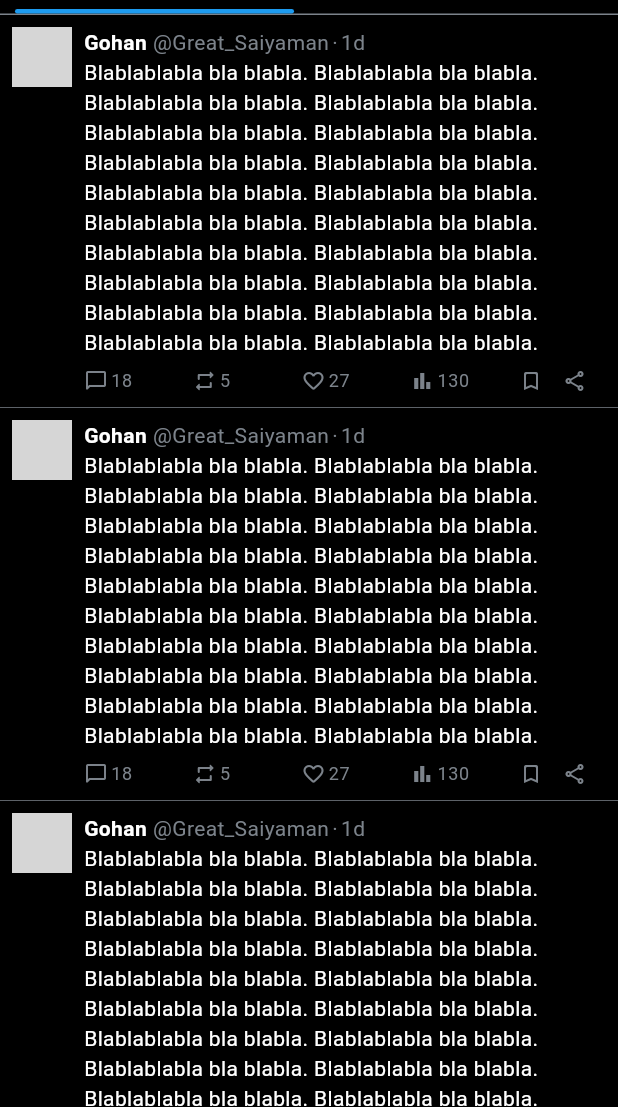
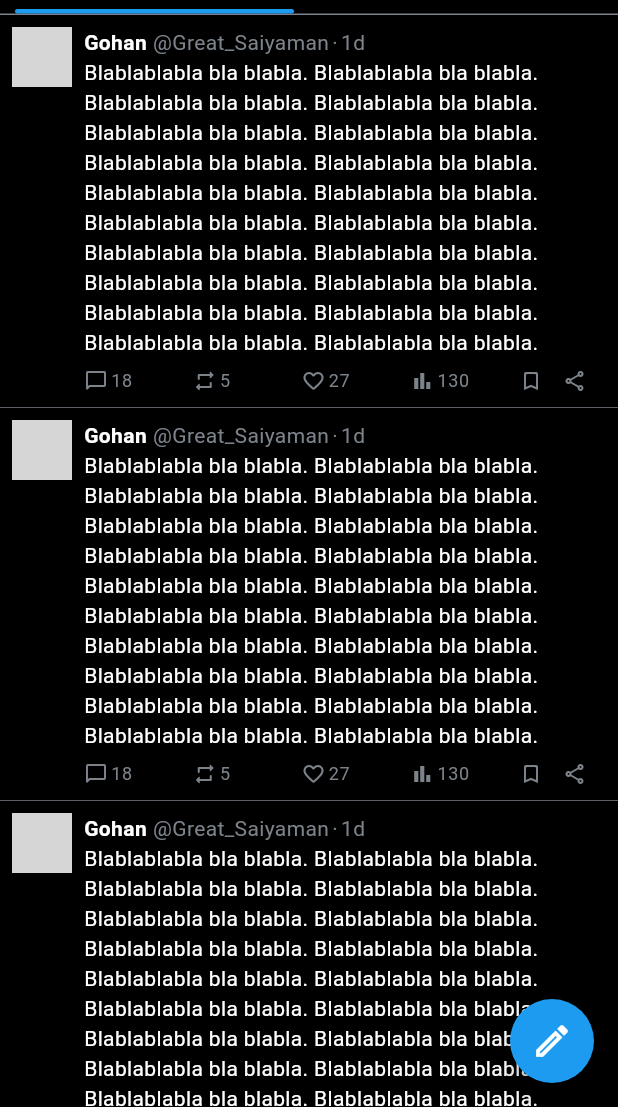
Before and after one commit to AladdineDev/bloX, a Flutter app: the TweetListScreen screen opened by its route, on a phone screen of 412 x 824 dp, the part 129-1236 px from its top. Run offline on Flutter 3.47's test engine with Material 3 defaults, Android fonts, the phone set to English and light mode, and no system bars; our stand-ins replace firebase_core, go_router; accounts and stored records are empty; generated files the repository leaves out were written again; network calls fail; grey boxes are pictures that could not be loaded.

Commit message:
feat: add floating button

```diff
--- a/lib/core/theme/theme.dart
+++ b/lib/core/theme/theme.dart
@@ -115,4 +115,9 @@ final darkTheme = ThemeData.dark().copyWith(
     textColor: Colors.white,
     shape: Border(),
   ),
+  floatingActionButtonTheme: const FloatingActionButtonThemeData(
+    shape: CircleBorder(),
+    foregroundColor: Colors.white,
+    iconSize: 28,
+  ),
 );
--- a/lib/features/tweet/views/tweet_list_screen.dart
+++ b/lib/features/tweet/views/tweet_list_screen.dart
@@ -68,6 +68,12 @@ class TweetListScreen extends StatelessWidget {
             ),
           ),
         ),
+        floatingActionButton: FloatingActionButton(
+          onPressed: () {},
+          child: const Icon(
+            Icons.edit_outlined,
+          ),
+        ),
       ),
     );
   }
```
